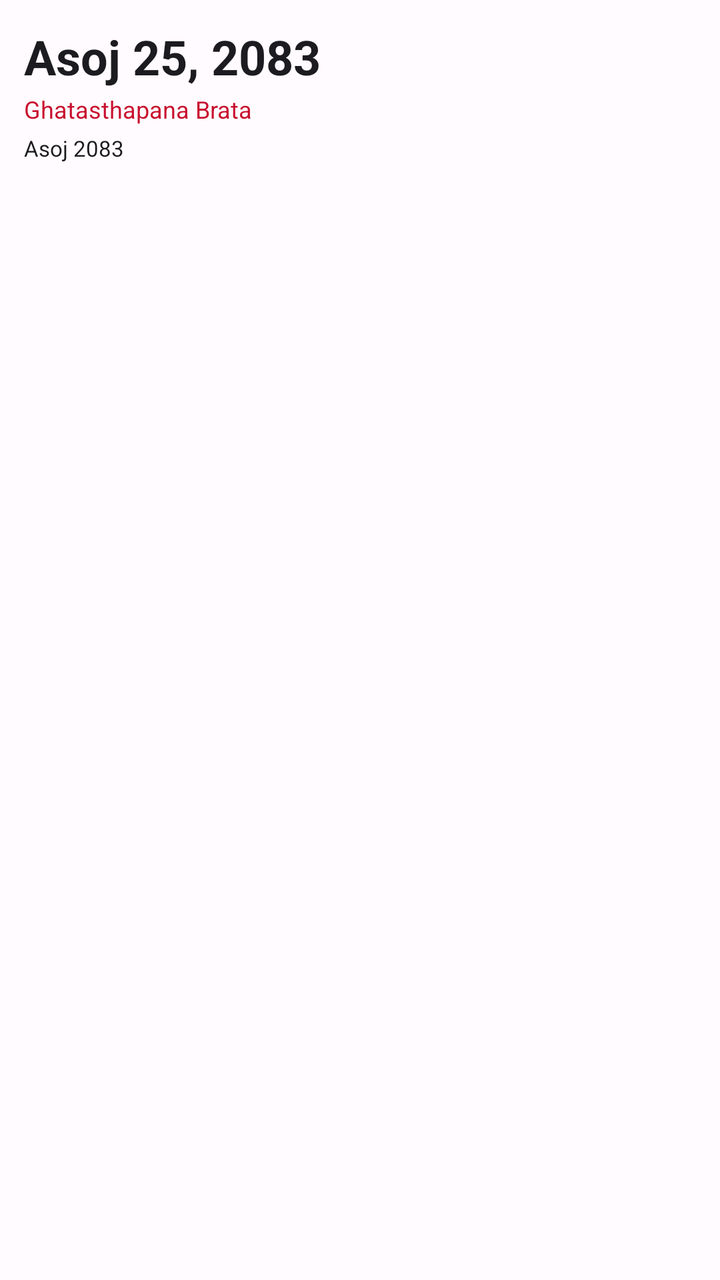
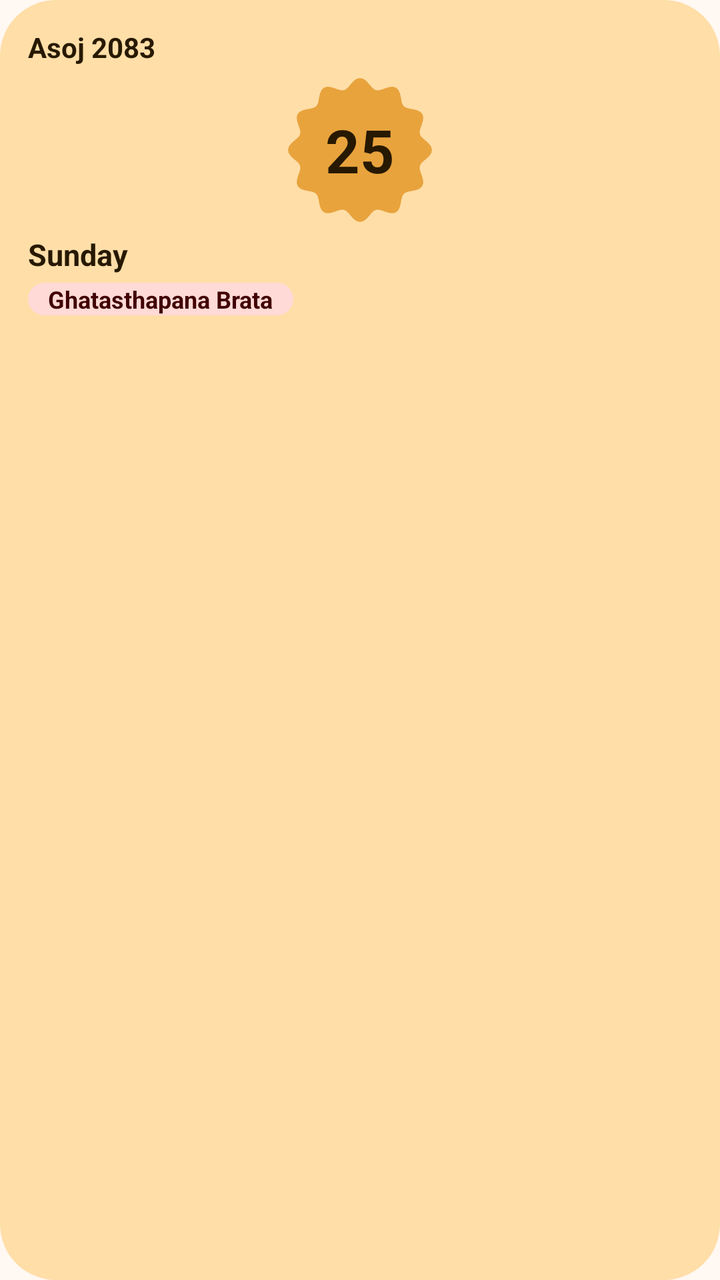

Two renders of the same Android screen: before a commit and after it. Below are the layout's source before the change and the commit's diff.
<!-- AndroidManifest.xml: application theme Theme.Nepdate -->
<!-- res/layout/widget_preview_today.xml -->
<?xml version="1.0" encoding="utf-8"?>
<LinearLayout xmlns:android="http://schemas.android.com/apk/res/android"
    xmlns:tools="http://schemas.android.com/tools"
    android:layout_width="match_parent"
    android:layout_height="match_parent"
    android:background="@color/nepdate_background"
    android:orientation="vertical"
    android:padding="12dp"
    tools:ignore="Overdraw">

    <TextView
        android:layout_width="wrap_content"
        android:layout_height="wrap_content"
        android:text="@string/widget_preview_date"
        android:textColor="@color/widget_preview_text"
        android:textSize="24sp"
        android:textStyle="bold" />

    <TextView
        android:layout_width="wrap_content"
        android:layout_height="wrap_content"
        android:layout_marginTop="2dp"
        android:text="@string/widget_preview_holiday"
        android:textColor="@color/widget_preview_holiday"
        android:textSize="12sp" />

    <TextView
        android:layout_width="wrap_content"
        android:layout_height="wrap_content"
        android:layout_marginTop="4dp"
        android:text="@string/widget_preview_month"
        android:textColor="@color/widget_preview_text"
        android:textSize="11sp" />
</LinearLayout>
<!-- resources referenced by this layout -->
<resources>
  <color name="nepdate_background">#FFFBFE</color>
  <color name="widget_preview_holiday">#C8102E</color>
  <color name="widget_preview_text">#1C1B1F</color>
  <string name="widget_preview_date">Asoj 25, 2083</string>
  <string name="widget_preview_holiday">Ghatasthapana Brata</string>
  <string name="widget_preview_month">Asoj 2083</string>
  <style name="Theme.Nepdate" parent="android:style/Theme.Material.Light.NoActionBar">
          <item name="android:windowBackground">@color/nepdate_background</item>
          <item name="android:statusBarColor">@android:color/transparent</item>
          <item name="android:navigationBarColor">@android:color/transparent</item>
          <item name="android:windowLightStatusBar">true</item>
      </style>
</resources>

<!-- the commit's change to res/layout/widget_preview_today.xml (unified diff, before → after) -->
@@ -3,32 +3,50 @@
     xmlns:tools="http://schemas.android.com/tools"
     android:layout_width="match_parent"
     android:layout_height="match_parent"
-    android:background="@color/nepdate_background"
+    android:background="@drawable/widget_shape_28"
+    android:backgroundTint="#FFDEA8"
     android:orientation="vertical"
-    android:padding="12dp"
-    tools:ignore="Overdraw">
+    android:padding="14dp"
+    tools:ignore="Overdraw,HardcodedText">
 
     <TextView
         android:layout_width="wrap_content"
         android:layout_height="wrap_content"
-        android:text="@string/widget_preview_date"
-        android:textColor="@color/widget_preview_text"
-        android:textSize="24sp"
+        android:text="@string/widget_preview_month"
+        android:textColor="#271900"
+        android:textSize="14sp"
+        android:textStyle="bold" />
+
+    <TextView
+        android:layout_width="72dp"
+        android:layout_height="72dp"
+        android:layout_gravity="center"
+        android:layout_marginTop="6dp"
+        android:background="@drawable/widget_sunny"
+        android:gravity="center"
+        android:text="@string/widget3_preview_day"
+        android:textColor="#271900"
+        android:textSize="30sp"
         android:textStyle="bold" />
 
     <TextView
         android:layout_width="wrap_content"
         android:layout_height="wrap_content"
-        android:layout_marginTop="2dp"
-        android:text="@string/widget_preview_holiday"
-        android:textColor="@color/widget_preview_holiday"
-        android:textSize="12sp" />
+        android:layout_marginTop="6dp"
+        android:text="@string/widget3_preview_weekday"
+        android:textColor="#271900"
+        android:textSize="15sp"
+        android:textStyle="bold" />
 
     <TextView
         android:layout_width="wrap_content"
         android:layout_height="wrap_content"
+        android:background="@drawable/widget_shape_pill"
+        android:backgroundTint="#FFDAD6"
+        android:paddingHorizontal="10dp"
         android:layout_marginTop="4dp"
-        android:text="@string/widget_preview_month"
-        android:textColor="@color/widget_preview_text"
-        android:textSize="11sp" />
+        android:text="@string/widget_preview_holiday"
+        android:textColor="#410002"
+        android:textSize="12sp"
+        android:textStyle="bold" />
 </LinearLayout>
<!-- resource entries referenced after the edit -->
@@ -1,9 +1,39 @@
 <!-- resources referenced by this layout -->
 <resources>
-  <color name="nepdate_background">#FFFBFE</color>
-  <color name="widget_preview_holiday">#C8102E</color>
-  <color name="widget_preview_text">#1C1B1F</color>
-  <string name="widget_preview_date">Asoj 25, 2083</string>
+  <!-- drawable widget_shape_28 (drawable) -->
+  <?xml version="1.0" encoding="utf-8"?>
+  <shape xmlns:android="http://schemas.android.com/apk/res/android" android:shape="rectangle">
+      <solid android:color="#FFFFFFFF" />
+      <corners
+          android:bottomLeftRadius="28dp"
+          android:bottomRightRadius="28dp"
+          android:topLeftRadius="28dp"
+          android:topRightRadius="28dp" />
+  </shape>
+  <!-- drawable widget_shape_pill (drawable) -->
+  <?xml version="1.0" encoding="utf-8"?>
+  <shape xmlns:android="http://schemas.android.com/apk/res/android" android:shape="rectangle">
+      <solid android:color="#FFFFFFFF" />
+      <corners
+          android:bottomLeftRadius="100dp"
+          android:bottomRightRadius="100dp"
+          android:topLeftRadius="100dp"
+          android:topRightRadius="100dp" />
+  </shape>
+  <!-- drawable widget_sunny (drawable) -->
+  <?xml version="1.0" encoding="utf-8"?>
+  <vector xmlns:android="http://schemas.android.com/apk/res/android"
+      android:width="100dp"
+      android:height="100dp"
+      android:viewportWidth="100"
+      android:viewportHeight="100">
+      <path
+          android:fillColor="#FFE8A33D"
+          android:pathData="M100.00,50.00L99.48,52.16L98.07,54.21L96.10,56.07L94.07,57.77L92.44,59.41L91.53,61.13L91.46,63.07L92.05,65.31L92.96,67.79L93.73,70.39L93.93,72.87L93.30,75.00L91.77,76.61L89.52,77.68L86.89,78.31L84.28,78.76L82.05,79.37L80.41,80.41L79.37,82.05L78.76,84.28L78.31,86.89L77.68,89.52L76.61,91.77L75.00,93.30L72.87,93.93L70.39,93.73L67.79,92.96L65.31,92.05L63.07,91.46L61.13,91.53L59.41,92.44L57.77,94.07L56.07,96.10L54.21,98.07L52.16,99.48L50.00,100.00L47.84,99.48L45.79,98.07L43.93,96.10L42.23,94.07L40.59,92.44L38.87,91.53L36.93,91.46L34.69,92.05L32.21,92.96L29.61,93.73L27.13,93.93L25.00,93.30L23.39,91.77L22.32,89.52L21.69,86.89L21.24,84.28L20.63,82.05L19.59,80.41L17.95,79.37L15.72,78.76L13.11,78.31L10.48,77.68L8.23,76.61L6.70,75.00L6.07,72.87L6.27,70.39L7.04,67.79L7.95,65.31L8.54,63.07L8.47,61.13L7.56,59.41L5.93,57.77L3.90,56.07L1.93,54.21L0.52,52.16L0.00,50.00L0.52,47.84L1.93,45.79L3.90,43.93L5.93,42.23L7.56,40.59L8.47,38.87L8.54,36.93L7.95,34.69L7.04,32.21L6.27,29.61L6.07,27.13L6.70,25.00L8.23,23.39L10.48,22.32L13.11,21.69L15.72,21.24L17.95,20.63L19.59,19.59L20.63,17.95L21.24,15.72L21.69,13.11L22.32,10.48L23.39,8.23L25.00,6.70L27.13,6.07L29.61,6.27L32.21,7.04L34.69,7.95L36.93,8.54L38.87,8.47L40.59,7.56L42.23,5.93L43.93,3.90L45.79,1.93L47.84,0.52L50.00,0.00L52.16,0.52L54.21,1.93L56.07,3.90L57.77,5.93L59.41,7.56L61.13,8.47L63.07,8.54L65.31,7.95L67.79,7.04L70.39,6.27L72.87,6.07L75.00,6.70L76.61,8.23L77.68,10.48L78.31,13.11L78.76,15.72L79.37,17.95L80.41,19.59L82.05,20.63L84.28,21.24L86.89,21.69L89.52,22.32L91.77,23.39L93.30,25.00L93.93,27.13L93.73,29.61L92.96,32.21L92.05,34.69L91.46,36.93L91.53,38.87L92.44,40.59L94.07,42.23L96.10,43.93L98.07,45.79L99.48,47.84Z" />
+  </vector>
+  <string name="widget3_preview_day">25</string>
+  <string name="widget3_preview_weekday">Sunday</string>
+  <color name="nepdate_background">#FFF8F3</color>
   <string name="widget_preview_holiday">Ghatasthapana Brata</string>
   <string name="widget_preview_month">Asoj 2083</string>
   <style name="Theme.Nepdate" parent="android:style/Theme.Material.Light.NoActionBar">
